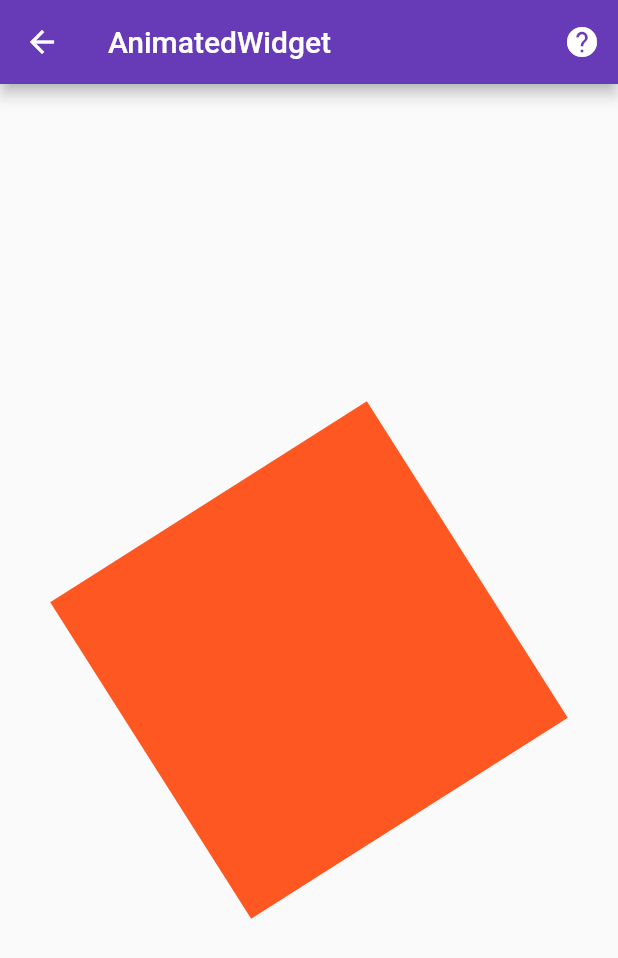
After one commit to sanjay-rb/100-Days-Of-Flutter-Widgets, a Flutter app: the Day79AnimatedWidget screen opened directly, after a tap on the "help" icon, on a phone screen of 412 x 824 dp. The commit adds this screen. Shown: the top 958 px of the screen. Run offline on Flutter 3.47's test engine with Material 2 defaults, Android fonts, the phone set to English and light mode, and no system bars.

Commit message:
Day79 completed with AnimatedWidget

```diff
--- /dev/null
+++ b/hundred_days_of_flutter_widget/lib/day079_animated_widgets.dart
@@ -0,0 +1,91 @@
+import 'dart:math';
+
+import 'package:flutter/material.dart';
+import 'package:url_launcher/url_launcher.dart';
+
+/// ? What is AnimatedWidget....
+
+/// ! AnimatedWidget is the cool abstract class for create custom Transition....
+
+/// ! before that learn the FooTransisiton (AlignTransition, FadeTransition, etc.,)....
+
+class SpinTransition extends AnimatedWidget {
+  /// ! with the help of constructor....
+
+  /// ! we passes the animation controller to the listenable....
+
+  const SpinTransition({Key key, AnimationController controller})
+      : super(key: key, listenable: controller);
+
+  Animation<double> get _progress =>
+      listenable; // ! added the AnimatedWidget->listenable to the _progress....
+
+  @override
+  Widget build(BuildContext context) {
+    return Transform.rotate(
+      angle: _progress.value *
+          2.0 *
+          pi, // used the _progress as simple animation value....
+      child: Container(
+        width: 250,
+        height: 250,
+        color: Colors.deepOrange,
+      ),
+    );
+  }
+}
+
+class Day79AnimatedWidget extends StatefulWidget {
+  @override
+  _Day79AnimatedWidgetState createState() => _Day79AnimatedWidgetState();
+}
+
+class _Day79AnimatedWidgetState extends State<Day79AnimatedWidget>
+    with SingleTickerProviderStateMixin {
+  AnimationController _controller;
+
+  @override
+  void initState() {
+    super.initState();
+    _controller =
+        AnimationController(vsync: this, duration: Duration(seconds: 1))
+          ..repeat(reverse: false);
+  }
+
+  @override
+  void dispose() {
+    _controller.dispose();
+    super.dispose();
+  }
+
+  @override
+  Widget build(BuildContext context) {
+    return Scaffold(
+      body: Center(
+        child: SpinTransition(
+          // ! here we added the SpinTransition as simple widget....
+          controller: _controller,
+        ),
+      ),
+      appBar: AppBar(
+        title: Text('AnimatedWidget'),
+        actions: <Widget>[
+          IconButton(
+            icon: Icon(Icons.help),
+            onPressed: () async {
+              const url =
+                  'https://github.com/sanjaysanju618/100-Days-Of-Flutter-Widgets/' +
+                      'blob/master/hundred_days_of_flutter_widget/' +
+                      'lib/day079_animated_widgets.dart';
+              if (await canLaunch(url)) {
+                await launch(url);
+              } else {
+                throw 'Could not launch $url';
+              }
+            },
+          )
+        ],
+      ),
+    );
+  }
+}
--- a/hundred_days_of_flutter_widget/lib/main.dart
+++ b/hundred_days_of_flutter_widget/lib/main.dart
@@ -76,6 +76,7 @@ import 'package:hundreddaysofflutterwidget/day075_divider.dart';
 import 'package:hundreddaysofflutterwidget/day076_ignore_pointer.dart';
 import 'package:hundreddaysofflutterwidget/day077_cupertino_activity_indicator.dart';
 import 'package:hundreddaysofflutterwidget/day078_clip_oval.dart';
+import 'package:hundreddaysofflutterwidget/day079_animated_widgets.dart';
 import 'package:hundreddaysofflutterwidget/inherited_widget/day037_inherited_widget.dart';
 import 'package:url_launcher/url_launcher.dart';
 
@@ -187,7 +188,8 @@ class _MainPageState extends State<MainPage> {
     "Divider": Day75Divider(),
     "IgnorePointer": Day76IgnorePointer(),
     "CupertinoActivityIndicator": Day77CupertinoActivityIndicator(),
-    "ClipOval": Day78ClipOval()
+    "ClipOval": Day78ClipOval(),
+    "AnimatedWidget": Day79AnimatedWidget()
   };
 
   List _listTitle = [
@@ -268,7 +270,8 @@ class _MainPageState extends State<MainPage> {
     "Divider",
     "IgnorePointer",
     "CupertinoActivityIndicator",
-    "ClipOval"
+    "ClipOval",
+    "AnimatedWidget"
   ];
 
   List fliter = List<String>();
```
Also changed, not shown: 1 other file.
